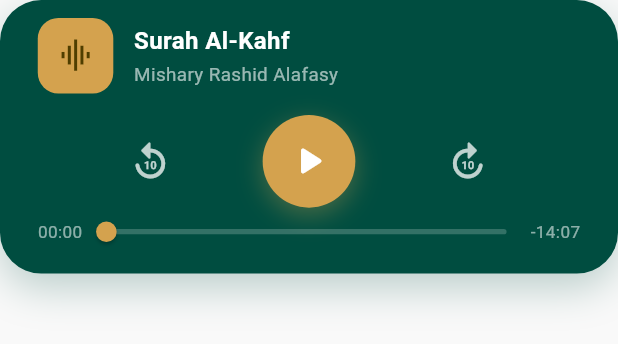
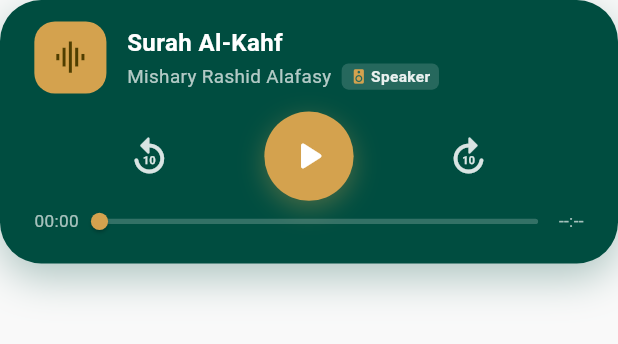
Before and after one commit to Danii56-cmd/Islamic-App, a Flutter app: the QuranPlayer widget shown alone on an empty page, opened directly, on a phone screen of 412 x 824 dp. Shown: the top 344 px of the screen. Run offline on Flutter 3.47's test engine with Material 3 defaults, Android fonts, the phone set to English and light mode, and no system bars; our stand-ins replace audioplayers, flutter_map, flutter_screenutil, geocoding, geolocator, hijri and 2 more; missing offline and left inert: flutter_compass_v2; accounts and stored records are empty; network calls fail; statements that could not run were skipped.

Commit message:
Quran Player updated to play the Ayah one by one on phone speaker

```diff
--- a/lib/models/surah_model.dart
+++ b/lib/models/surah_model.dart
@@ -35,13 +35,23 @@
   final int numberInQuran;
   final String arabicText;
   final String translation;
+  final String? audioUrl;
 
   const AyahModel({
     required this.numberInSurah,
     required this.numberInQuran,
     required this.arabicText,
     required this.translation,
+    this.audioUrl,
   });
+
+  /// Direct high quality CDN audio URL for the recitation of this Ayah
+  String get effectiveAudioUrl {
+    if (audioUrl != null && audioUrl!.trim().isNotEmpty) {
+      return audioUrl!;
+    }
+    return 'https://cdn.islamic.network/quran/audio/128/ar.alafasy/$numberInQuran.mp3';
+  }
 
   /// Stable key used for bookmarking/persistence, independent of surah.
   String get key => 'ayah_$numberInQuran';
--- a/lib/widgets/quran_widgets/quran_player.dart
+++ b/lib/widgets/quran_widgets/quran_player.dart
@@ -8,22 +8,39 @@
     this.surahName = 'Surah Al-Kahf',
     this.reciterName = 'Mishary Rashid Alafasy',
     this.ayahNumber,
+    this.isPlaying = false,
+    this.isLoading = false,
+    this.position = Duration.zero,
+    this.duration = Duration.zero,
+    this.progress = 0.0,
     this.onPlayPause,
+    this.onSeek,
+    this.onPrevious,
+    this.onNext,
   });
+
   final String surahName;
   final String reciterName;
   final int? ayahNumber;
+  final bool isPlaying;
+  final bool isLoading;
+  final Duration position;
+  final Duration duration;
+  final double progress;
   final VoidCallback? onPlayPause;
+  final ValueChanged<double>? onSeek;
+  final VoidCallback? onPrevious;
+  final VoidCallback? onNext;
+
   @override
   State<QuranPlayer> createState() => _QuranPlayerState();
 }
 
 class _QuranPlayerState extends State<QuranPlayer>
     with SingleTickerProviderStateMixin {
-  bool _isPlaying = false;
-  double _progress = 0.0;
   late AnimationController _pulseController;
   late Animation<double> _pulseAnimation;
+  double? _dragValue;
 
   @override
   void initState() {
@@ -32,22 +49,9 @@
       vsync: this,
       duration: const Duration(milliseconds: 900),
     )..repeat(reverse: true);
-    _pulseAnimation = Tween<double>(begin: 0.85, end: 1.0).animate(
+    _pulseAnimation = Tween<double>(begin: 0.88, end: 1.0).animate(
       CurvedAnimation(parent: _pulseController, curve: Curves.easeInOut),
     );
-  }
-
-  @override
-  void didUpdateWidget(covariant QuranPlayer oldWidget) {
-    super.didUpdateWidget(oldWidget);
-
-    if (oldWidget.ayahNumber != widget.ayahNumber ||
-        oldWidget.surahName != widget.surahName) {
-      setState(() {
-        _progress = 0.0;
-        _isPlaying = false;
-      });
-    }
   }
 
   @override
@@ -56,53 +60,47 @@
     super.dispose();
   }
 
-  String _formatTime(double progress, {bool remaining = false}) {
-    const totalSeconds = 847;
-    final elapsed = (totalSeconds * progress).round();
-    final display = remaining ? totalSeconds - elapsed : elapsed;
-    final m = display ~/ 60;
-    final s = display % 60;
-    return '${m.toString().padLeft(2, '0')}:'
-        '${s.toString().padLeft(2, '0')}';
-  }
-
-  void _togglePlay() {
-    setState(() {
-      _isPlaying = !_isPlaying;
-    });
-    widget.onPlayPause?.call();
+  String _formatDuration(Duration d) {
+    final m = d.inMinutes;
+    final s = d.inSeconds % 60;
+    return '${m.toString().padLeft(2, '0')}:${s.toString().padLeft(2, '0')}';
   }
 
   @override
   Widget build(BuildContext context) {
+    final currentProgress = (_dragValue ?? widget.progress).clamp(0.0, 1.0);
+    final remainingDuration = widget.duration > widget.position
+        ? widget.duration - widget.position
+        : Duration.zero;
+
     return Container(
       decoration: BoxDecoration(
         color: AppColors.primary,
         borderRadius: BorderRadius.circular(24.r),
         boxShadow: [
           BoxShadow(
-            color: AppColors.primary.withValues(alpha: 0.25),
+            color: AppColors.primary.withValues(alpha: 0.30),
             blurRadius: 20.r,
             offset: Offset(0, 8.h),
           ),
         ],
       ),
-      padding: EdgeInsets.symmetric(horizontal: 22.w, vertical: 10.h),
+      padding: EdgeInsets.symmetric(horizontal: 20.w, vertical: 12.h),
       child: Column(
         mainAxisSize: MainAxisSize.min,
         children: [
-          // SURAH + AYAH INFO
+          // SURAH + AYAH INFO & SPEAKER ICON
           Row(
             children: [
               Container(
-                width: 44.r,
-                height: 44.r,
+                width: 42.r,
+                height: 42.r,
                 decoration: BoxDecoration(
                   color: AppColors.accent,
                   borderRadius: BorderRadius.circular(12.r),
                 ),
                 child: Icon(
-                  Icons.graphic_eq,
+                  widget.isPlaying ? Icons.volume_up_rounded : Icons.graphic_eq,
                   color: const Color.fromARGB(255, 79, 62, 0),
                   size: 22.sp,
                 ),
@@ -124,46 +122,80 @@
                       overflow: TextOverflow.ellipsis,
                     ),
                     SizedBox(height: 2.h),
+                    Row(
+                      children: [
                         Text(
                           widget.reciterName,
                           style: TextStyle(
                             fontSize: 11.sp,
-                        color: Colors.white.withValues(alpha: 0.60),
+                            color: Colors.white.withValues(alpha: 0.70),
                           ),
                           overflow: TextOverflow.ellipsis,
+                        ),
+                        SizedBox(width: 6.w),
+                        Container(
+                          padding: EdgeInsets.symmetric(
+                            horizontal: 5.w,
+                            vertical: 1.h,
+                          ),
+                          decoration: BoxDecoration(
+                            color: Colors.white.withValues(alpha: 0.15),
+                            borderRadius: BorderRadius.circular(4.r),
+                          ),
+                          child: Row(
+                            mainAxisSize: MainAxisSize.min,
+                            children: [
+                              Icon(
+                                Icons.speaker_rounded,
+                                size: 10.sp,
+                                color: AppColors.accent,
+                              ),
+                              SizedBox(width: 2.w),
+                              Text(
+                                'Speaker',
+                                style: TextStyle(
+                                  fontSize: 9.sp,
+                                  fontWeight: FontWeight.w600,
+                                  color: Colors.white.withValues(alpha: 0.9),
+                                ),
                               ),
                             ],
                           ),
                         ),
                       ],
                     ),
-          SizedBox(height: 12.h),
+                  ],
+                ),
+              ),
+            ],
+          ),
+          SizedBox(height: 10.h),
+
           // CONTROLS
           Row(
             mainAxisAlignment: MainAxisAlignment.spaceEvenly,
             children: [
-              // Rewind
+              // Previous / Rewind
               _PlayerIconButton(
                 icon: Icons.replay_10_rounded,
                 size: 26.sp,
                 onTap: () {
-                  setState(() {
-                    _progress = (_progress - 0.011).clamp(0.0, 1.0);
-                  });
+                  widget.onPrevious?.call();
                 },
               ),
-              // Play / Pause
+              // Play / Pause / Loading
               GestureDetector(
-                onTap: _togglePlay,
+                onTap: widget.onPlayPause,
                 child: AnimatedBuilder(
                   animation: _pulseAnimation,
                   builder: (context, child) {
-                    final scale = _isPlaying ? _pulseAnimation.value : 1.0;
+                    final scale =
+                        widget.isPlaying ? _pulseAnimation.value : 1.0;
                     return Transform.scale(scale: scale, child: child);
                   },
                   child: Container(
-                    width: 54.r,
-                    height: 54.r,
+                    width: 52.r,
+                    height: 52.r,
                     decoration: BoxDecoration(
                       color: AppColors.accent,
                       shape: BoxShape.circle,
@@ -175,8 +207,19 @@
                         ),
                       ],
                     ),
-                    child: Icon(
-                      _isPlaying
+                    child: widget.isLoading
+                        ? Center(
+                            child: SizedBox(
+                              width: 22.r,
+                              height: 22.r,
+                              child: const CircularProgressIndicator(
+                                strokeWidth: 2.5,
+                                color: Colors.white,
+                              ),
+                            ),
+                          )
+                        : Icon(
+                            widget.isPlaying
                                 ? Icons.pause_rounded
                                 : Icons.play_arrow_rounded,
                             color: Colors.white,
@@ -185,56 +228,63 @@
                   ),
                 ),
               ),
-              // Forward
+              // Next / Forward
               _PlayerIconButton(
                 icon: Icons.forward_10_rounded,
                 size: 26.sp,
                 onTap: () {
-                  setState(() {
-                    _progress = (_progress + 0.011).clamp(0.0, 1.0);
-                  });
+                  widget.onNext?.call();
                 },
               ),
             ],
           ),
-          // PROGRESS
+
+          // PROGRESS SLIDER & TIMESTAMPS
           Row(
             children: [
               Text(
-                _formatTime(_progress),
+                _formatDuration(widget.position),
                 style: TextStyle(
                   fontSize: 10.sp,
-                  color: Colors.white.withValues(alpha: 0.55),
+                  color: Colors.white.withValues(alpha: 0.65),
                 ),
               ),
               Expanded(
                 child: SliderTheme(
                   data: SliderTheme.of(context).copyWith(
                     trackHeight: 3.h,
-                    thumbShape: RoundSliderThumbShape(enabledThumbRadius: 6.r),
-                    overlayShape: RoundSliderOverlayShape(overlayRadius: 14.r),
+                    thumbShape: RoundSliderThumbShape(enabledThumbRadius: 5.r),
+                    overlayShape: RoundSliderOverlayShape(overlayRadius: 12.r),
                     activeTrackColor: AppColors.accent,
                     inactiveTrackColor: Colors.white.withValues(alpha: 0.20),
                     thumbColor: AppColors.accent,
                     overlayColor: AppColors.accent.withValues(alpha: 0.20),
                   ),
                   child: Slider(
-                    value: _progress,
+                    value: currentProgress,
                     min: 0,
                     max: 1,
                     onChanged: (value) {
                       setState(() {
-                        _progress = value;
+                        _dragValue = value;
                       });
+                    },
+                    onChangeEnd: (value) {
+                      setState(() {
+                        _dragValue = null;
+                      });
+                      widget.onSeek?.call(value);
                     },
                   ),
                 ),
               ),
               Text(
-                '-${_formatTime(_progress, remaining: true)}',
+                widget.duration > Duration.zero
+                    ? '-${_formatDuration(remainingDuration)}'
+                    : '--:--',
                 style: TextStyle(
                   fontSize: 10.sp,
-                  color: Colors.white.withValues(alpha: 0.55),
+                  color: Colors.white.withValues(alpha: 0.65),
                 ),
               ),
             ],
@@ -257,7 +307,7 @@
       onTap: onTap,
       child: Icon(
         icon,
-        color: Colors.white.withValues(alpha: 0.75),
+        color: Colors.white.withValues(alpha: 0.85),
         size: size ?? 22.sp,
       ),
     );
--- a/pubspec.yaml
+++ b/pubspec.yaml
@@ -45,6 +45,7 @@
   geocoding: ^5.0.0
   provider: ^6.1.2
   http: ^1.2.2
+  audioplayers: ^6.8.1
 
 dev_dependencies:
   flutter_test:
```
Also changed, not shown: lib/providers/quran_provider.dart (+236 -1 lines), lib/screens/quran/quran_screen.dart (+41 -29 lines), lib/services/quran_service.dart (+11 -1 lines), lib/widgets/quran_widgets/ayah_card.dart (+87 -9 lines), pubspec.lock, 6 other files. Lines whose indentation alone changed are shown as unchanged.
